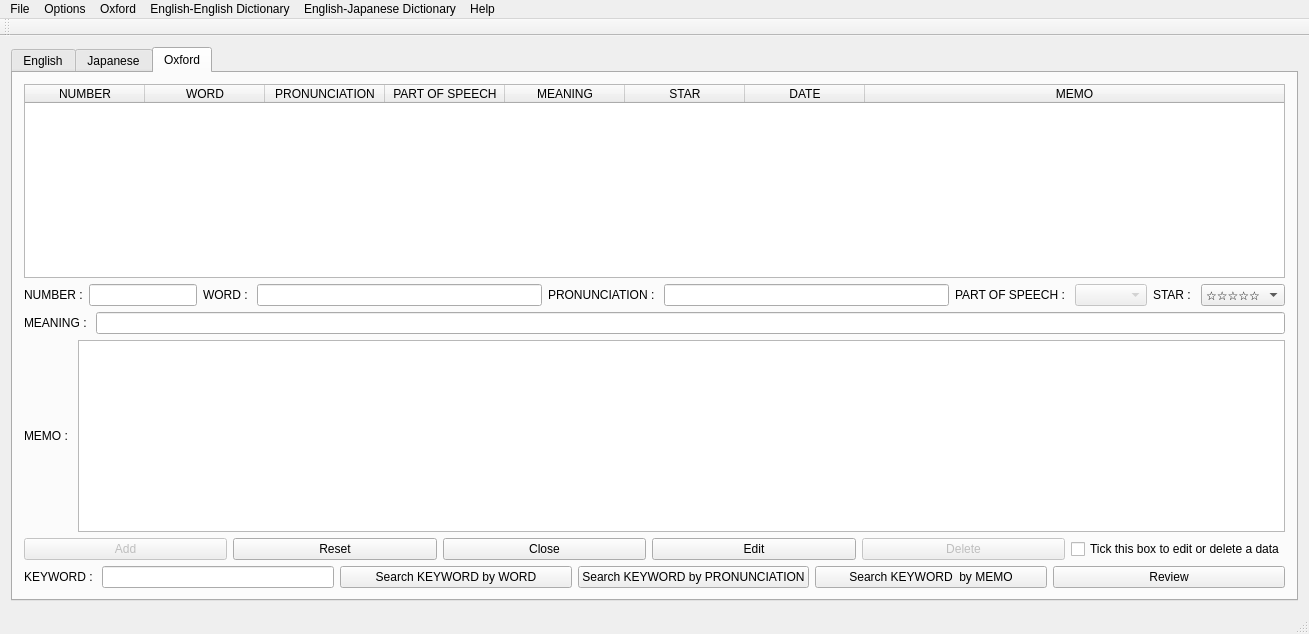
Old version of the form mainwindow.ui in the repository m-fujimoto/Word-savvy.
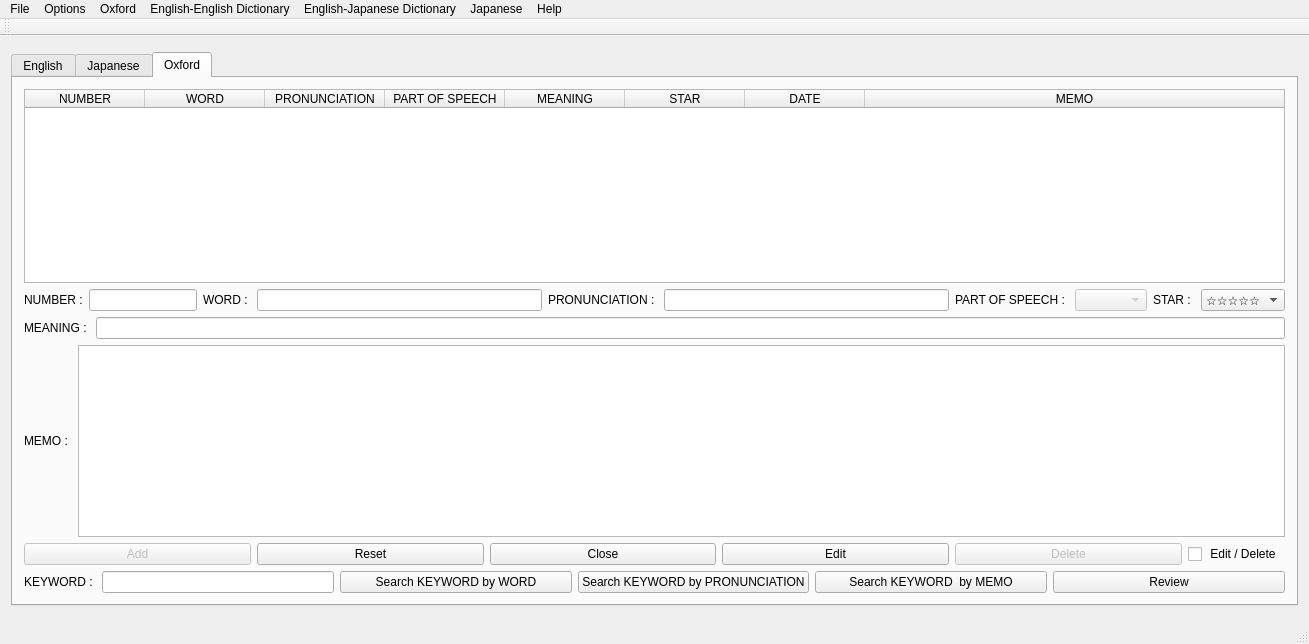
New version of the form. The open tabs and pages were chosen to show the change. Icons and pictures are not drawn.

What changed in the file:
```diff
--- a/mainwindow.ui
+++ b/mainwindow.ui
@@ -7,7 +7,7 @@
     <x>0</x>
     <y>0</y>
     <width>1309</width>
-    <height>630</height>
+    <height>644</height>
    </rect>
   </property>
   <property name="sizePolicy">
@@ -1177,7 +1177,7 @@
                </sizepolicy>
               </property>
               <property name="text">
-               <string>Tick this box to edit or delete a data</string>
+               <string> Edit / Delete </string>
               </property>
              </widget>
             </item>
@@ -1285,7 +1285,7 @@
      <x>0</x>
      <y>0</y>
      <width>1309</width>
-     <height>22</height>
+     <height>20</height>
     </rect>
    </property>
    <widget class="QMenu" name="menuFile">
@@ -1360,11 +1360,20 @@
     <addaction name="actionEijirou"/>
     <addaction name="actiongoo"/>
    </widget>
+   <widget class="QMenu" name="menuJapanese">
+    <property name="title">
+     <string>Japanese</string>
+    </property>
+    <addaction name="actionJapanese_language_Dictionary"/>
+    <addaction name="separator"/>
+    <addaction name="actionmojinavi"/>
+   </widget>
    <addaction name="menuFile"/>
    <addaction name="menuOptions"/>
    <addaction name="menuOxford"/>
    <addaction name="menuDictionary"/>
    <addaction name="menuJapanese_Dictionary"/>
+   <addaction name="menuJapanese"/>
    <addaction name="menuHelp"/>
   </widget>
   <widget class="QToolBar" name="mainToolBar">
```
Left out of the diff: 16 changed lines with no effect on the pictures.
